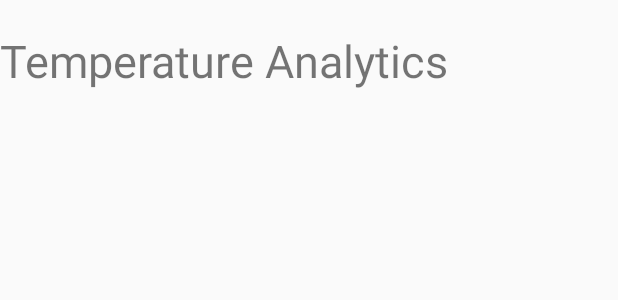
After one commit to Phelps17/MotorMonitor, an Android app: the layout module_temperature_screen.xml on its own in the app's theme, with its tools: preview values and no code run, on a phone screen of 412 x 824 dp. The commit adds this screen. Shown: the top 300 px of the screen. Run offline under Robolectric (Android 15) with nearby library versions, the phone set to English and light mode, and no system bars.

Commit message:
displaying empty layouts for vibrations and temperature analytic screens

```diff
--- a/app/src/main/res/layout/module_main_view.xml
+++ b/app/src/main/res/layout/module_main_view.xml
@@ -4,9 +4,4 @@
               android:layout_height="match_parent"
               android:orientation="horizontal">
 
-    <com.jjoe64.graphview.GraphView
-        android:id="@+id/graph"
-        android:layout_width="match_parent"
-        android:layout_height="match_parent"/>
-
 </LinearLayout>
--- /dev/null
+++ b/app/src/main/res/layout/module_temperature_screen.xml
@@ -0,0 +1,16 @@
+<?xml version="1.0" encoding="utf-8"?>
+<LinearLayout xmlns:android="http://schemas.android.com/apk/res/android"
+              android:layout_width="match_parent"
+              android:layout_height="match_parent"
+              android:orientation="horizontal">
+
+    <TextView
+        android:id="@+id/textView2"
+        android:layout_width="wrap_content"
+        android:layout_height="wrap_content"
+        android:layout_marginTop="20dp"
+        android:layout_weight="1"
+        android:text="Temperature Analytics"
+        android:textSize="30sp"/>
+
+</LinearLayout>
```
Also changed, not shown: app/src/main/java/com/tylerphelps/motormonitor/MainActivity.java (+3 -6 lines), app/src/main/java/com/tylerphelps/motormonitor/ModuleScreenAdapter.java (+17 -21 lines), app/src/main/res/layout/module_vibration_screen.xml (added, +15 -0 lines), 9 other files.
